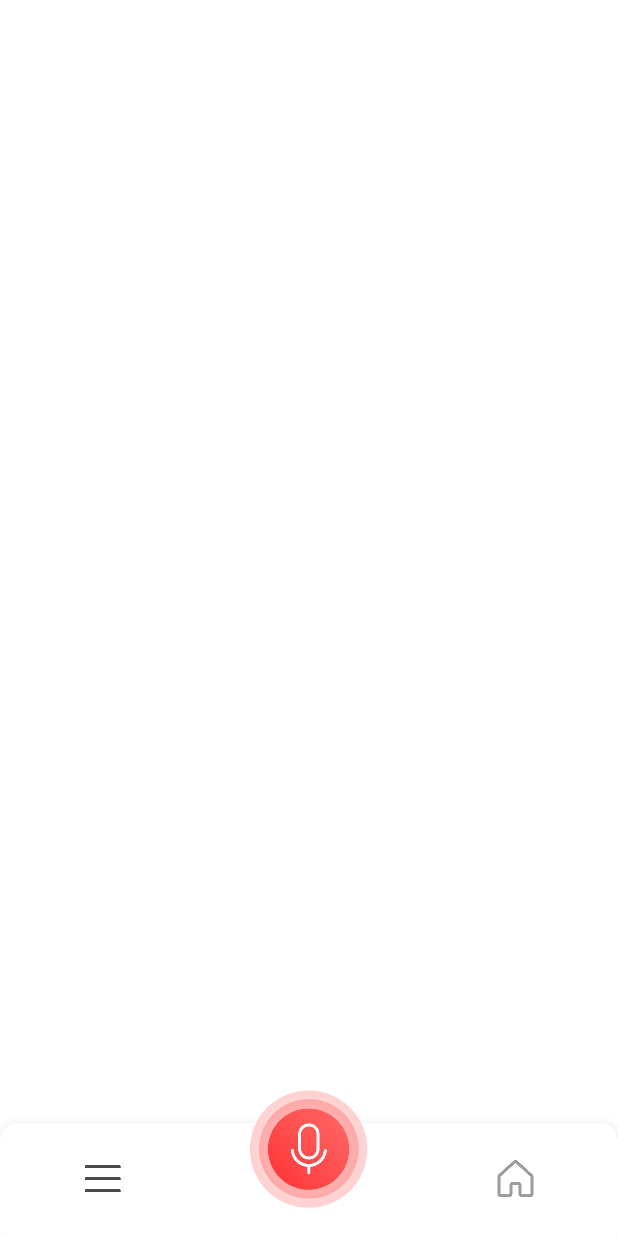
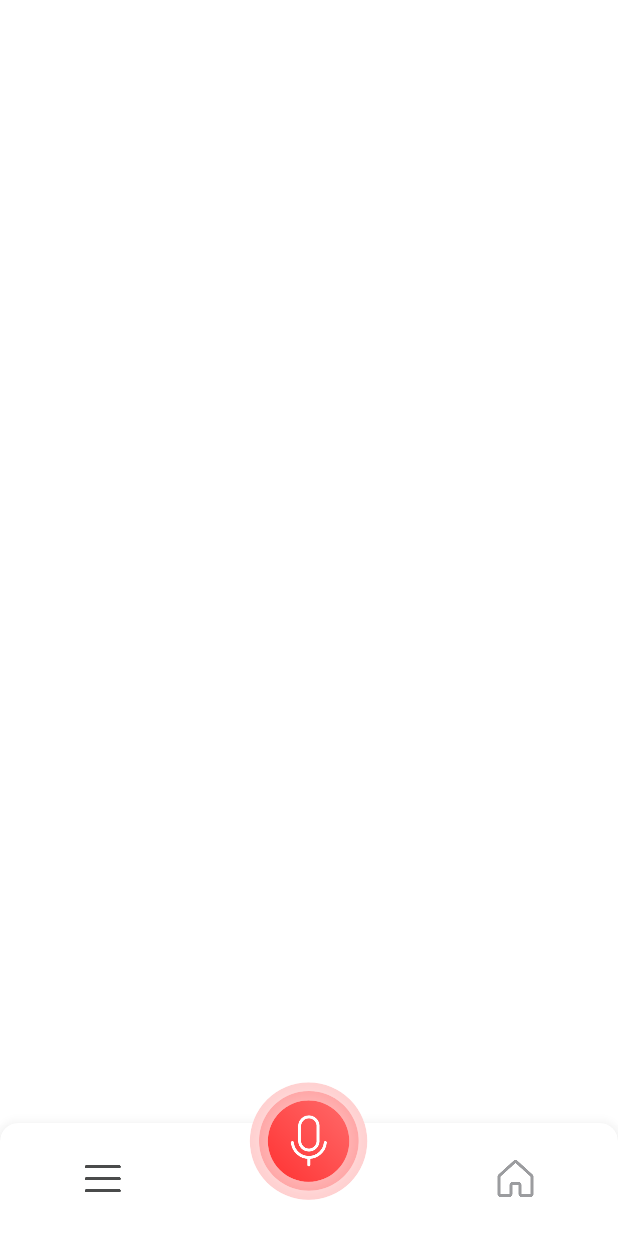
Before and after one commit to shayAslan/RecordApp, an Android app: the layout activity_discovery.xml on its own in the app's theme, with its tools: preview values and no code run, on a phone screen of 412 x 824 dp. Run offline under Robolectric (Android 15) with nearby library versions, the phone set to English and light mode, and no system bars.

Commit message:
no message

```diff
--- a/MusicApplication/app/src/main/res/layout/bottom_tab_bar.xml
+++ b/MusicApplication/app/src/main/res/layout/bottom_tab_bar.xml
@@ -12,8 +12,8 @@
     <androidx.cardview.widget.CardView
         android:id="@+id/top_bar"
         android:layout_width="match_parent"
-        android:layout_height="85dp"
-        android:layout_marginBottom="-10dp"
+        android:layout_height="105dp"
+        android:layout_marginBottom="-30dp"
         app:cardBackgroundColor="@color/white"
         app:cardCornerRadius="12dp"
         app:cardElevation="15dp">
@@ -23,7 +23,7 @@
             android:layout_width="match_parent"
             android:layout_height="match_parent"
             android:elevation="10dp"
-            android:layout_marginBottom="10dp"
+            android:layout_marginBottom="30dp"
             android:orientation="horizontal"
             android:weightSum="3">
 
@@ -75,7 +75,7 @@
         android:layout_width="wrap_content"
         android:layout_height="wrap_content"
         android:layout_centerHorizontal="true"
-        android:layout_marginTop="-40dp"
+        android:layout_marginTop="-45dp"
         android:elevation="15dp"
         android:src="@drawable/record_button" />
 
```
